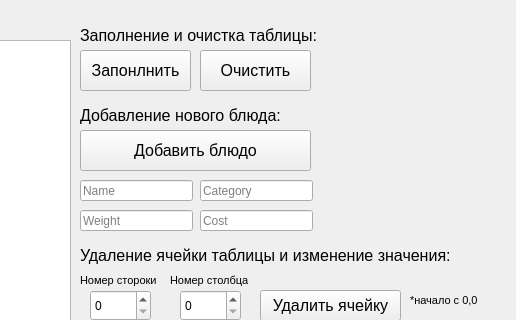
detry1337/Iisp_practice, file dish.ui: the form before one commit; both pictures show x 400 to 916 and y 0 to 320 of the 916 by 600 pixel window.
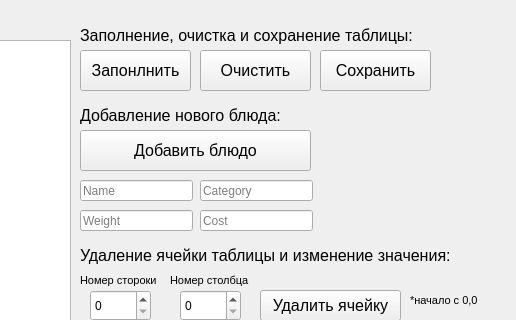
The form after the commit. Icons and pictures are not drawn.

Commit message: practice10_Perdelyanu_with_save_button

The edit to the form file:
```diff
--- a/dish.ui
+++ b/dish.ui
@@ -226,7 +226,7 @@
      <rect>
       <x>480</x>
       <y>20</y>
-      <width>251</width>
+      <width>341</width>
       <height>31</height>
      </rect>
     </property>
@@ -236,7 +236,7 @@
      </font>
     </property>
     <property name="text">
-     <string>Заполнение и очистка таблицы:</string>
+     <string>Заполнение, очистка и сохранение таблицы:</string>
     </property>
    </widget>
    <widget class="QLabel" name="label_2">
@@ -435,6 +435,24 @@
      <string>МЕНЮ</string>
     </property>
    </widget>
+   <widget class="QPushButton" name="pushButton_save">
+    <property name="geometry">
+     <rect>
+      <x>720</x>
+      <y>50</y>
+      <width>111</width>
+      <height>41</height>
+     </rect>
+    </property>
+    <property name="font">
+     <font>
+      <pointsize>12</pointsize>
+     </font>
+    </property>
+    <property name="text">
+     <string>Сохранить</string>
+    </property>
+   </widget>
   </widget>
  </widget>
  <resources/>
```
The commit also changes 3 other files.
